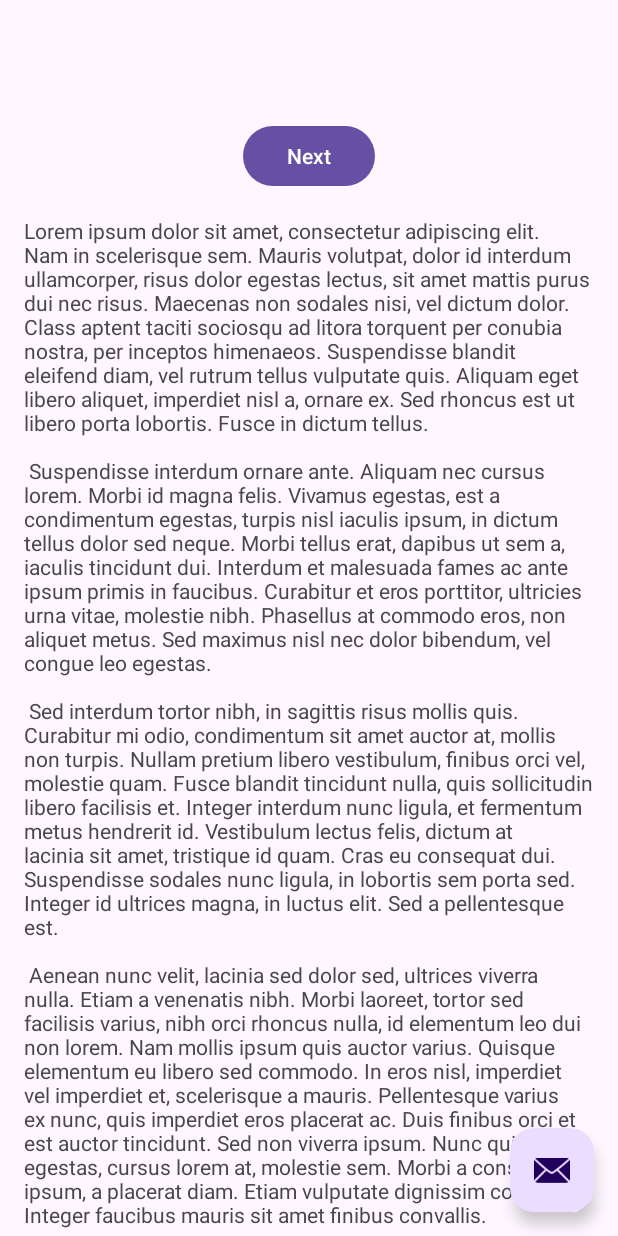
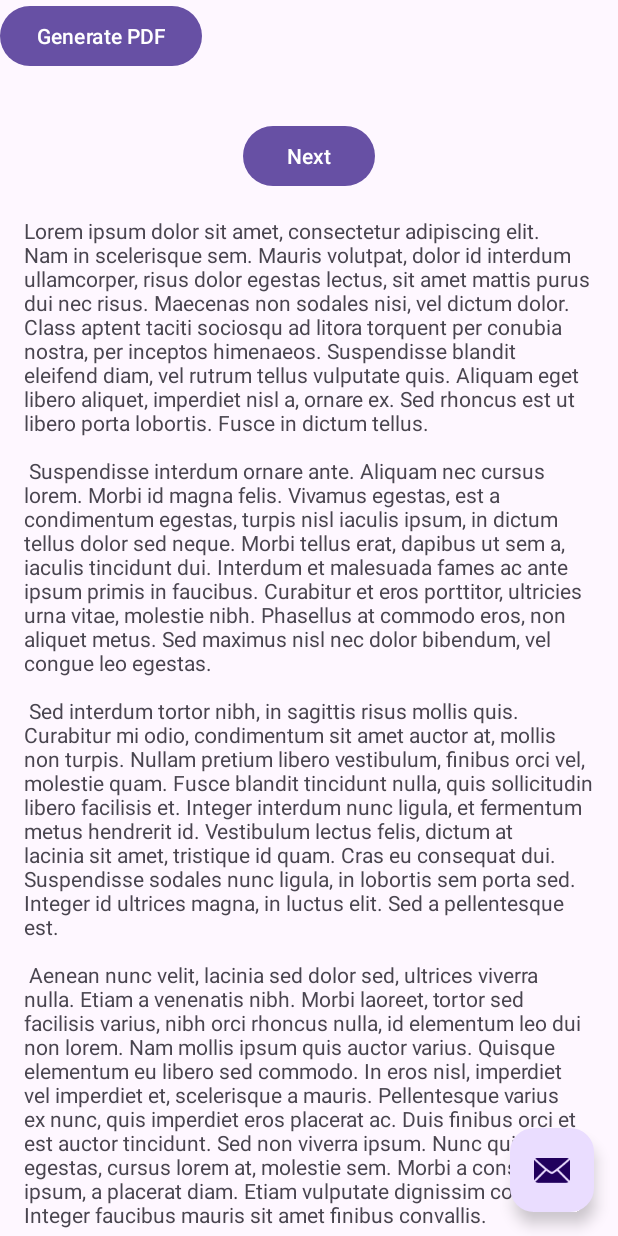
Before and after one commit to g3nke11/event_planner_2-0, an Android app: the layout activity_main.xml on its own in the app's theme, with its tools: preview values and no code run, on a phone screen of 412 x 824 dp. Run offline under Robolectric (Android 15) with nearby library versions, the phone set to English and light mode, and no system bars.

```diff
--- a/app/src/main/AndroidManifest.xml
+++ b/app/src/main/AndroidManifest.xml
@@ -1,7 +1,7 @@
 <?xml version="1.0" encoding="utf-8"?>
 <manifest xmlns:android="http://schemas.android.com/apk/res/android"
     xmlns:tools="http://schemas.android.com/tools">
-
+    <uses-permission android:name="android.permission.WRITE_EXTERNAL_STORAGE" tools:ignore="ScopedStorage" />
     <application
         android:allowBackup="true"
         android:dataExtractionRules="@xml/data_extraction_rules"
@@ -23,5 +23,4 @@
             </intent-filter>
         </activity>
     </application>
-
 </manifest>
--- a/app/src/main/res/layout/activity_main.xml
+++ b/app/src/main/res/layout/activity_main.xml
@@ -30,4 +30,10 @@
         android:layout_marginBottom="16dp"
         app:srcCompat="@android:drawable/ic_dialog_email" />
 
+    <Button
+        android:id="@+id/btn_generate_pdf"
+        android:layout_width="wrap_content"
+        android:layout_height="wrap_content"
+        android:text="Generate PDF" />
+
 </androidx.coordinatorlayout.widget.CoordinatorLayout>
```
Also changed, not shown: app/src/main/java/com/example/event_planner_2_0/MainActivity.kt (+42 -0 lines).
